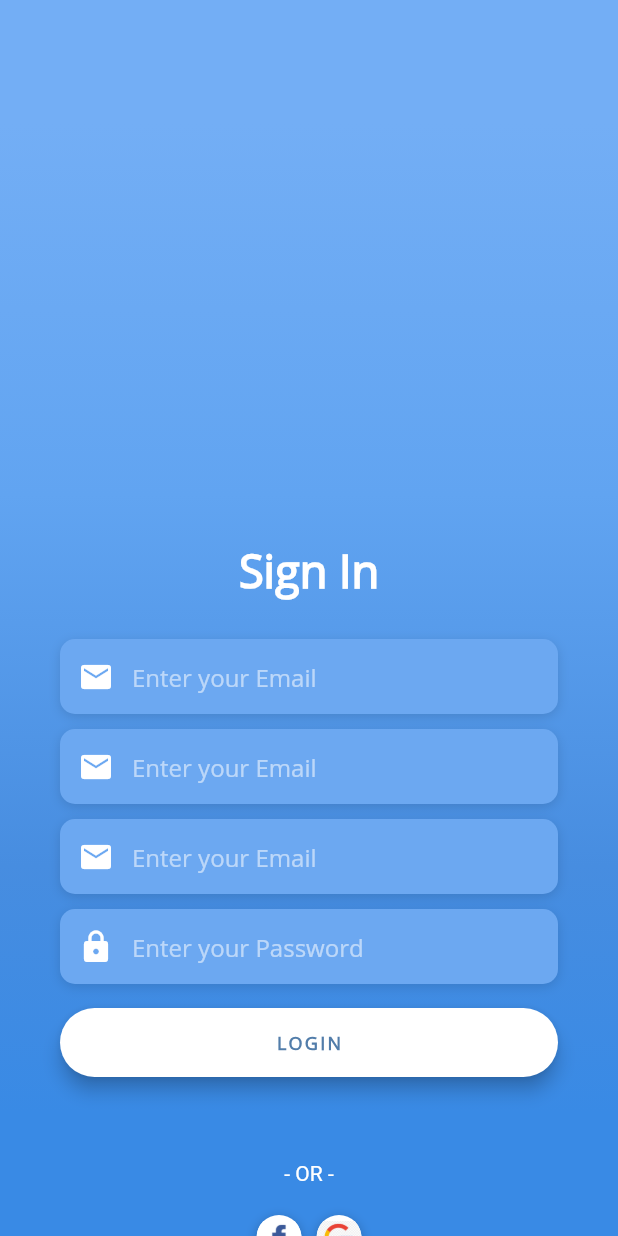
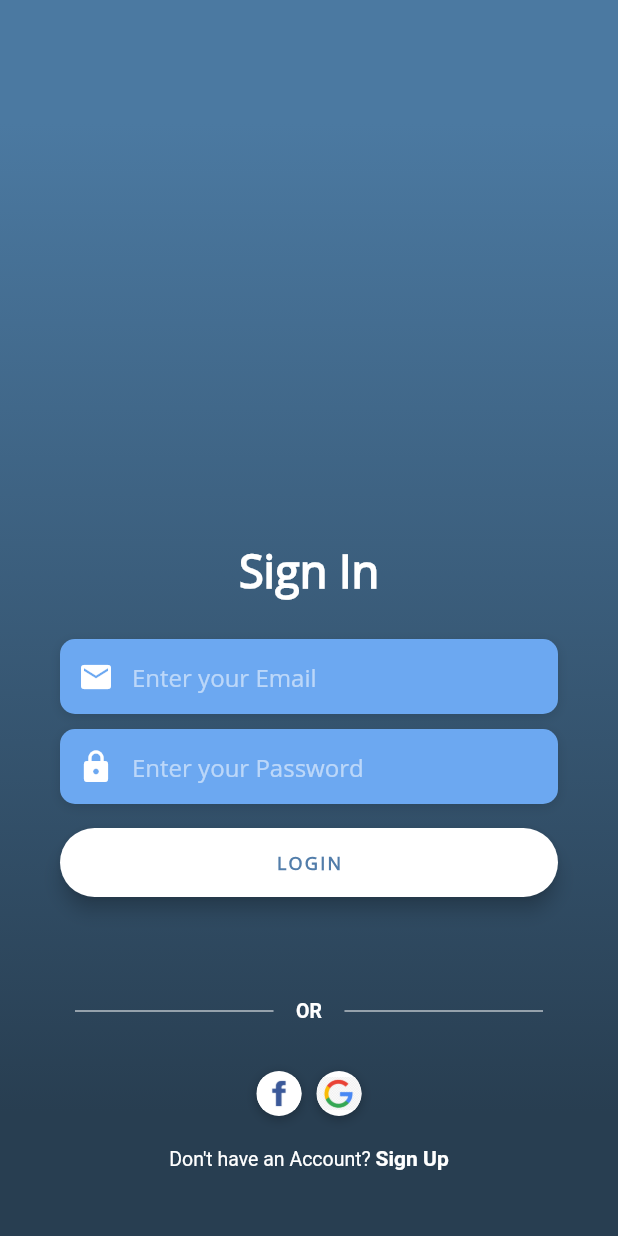
Before and after one commit to espanyoh/mademe-mobile, a Flutter app: the screen it shows after launch, on a phone screen of 412 x 824 dp. Run offline on Flutter 3.47's test engine with Material 2 defaults, Android fonts, the phone set to English and light mode, and no system bars.

Commit message:
rearrange layout to remove bottom screen

```diff
--- a/lib/screens/login_screen.dart
+++ b/lib/screens/login_screen.dart
@@ -94,22 +94,39 @@ class _LoginScreenState extends State<LoginScreen> {
     );
   }
 
-  Widget _buildSignInWithText() {
+  Widget _buildOrDivider() {
     return Column(
       children: <Widget>[
-        SizedBox(height: 40.0),
+        SizedBox(
+          height: 40.0,
+        ),
+        Row(
+          children: <Widget>[
+            Expanded(
+              child: new Container(
+                  margin: const EdgeInsets.only(left: 10.0, right: 15.0),
+                  child: Divider(
+                    color: Colors.white,
+                    height: 40,
+                  )),
+            ),
             Text(
-          '- OR -',
+              "OR",
               style: TextStyle(
                   color: Colors.white,
-            fontWeight: FontWeight.w400,
+                  fontSize: 13.0,
+                  fontWeight: FontWeight.bold),
             ),
+            Expanded(
+              child: new Container(
+                  margin: const EdgeInsets.only(left: 15.0, right: 10.0),
+                  child: Divider(
+                    color: Colors.white,
+                    height: 40,
+                  )),
             ),
-        // SizedBox(height: 20.0),
-        // Text(
-        //   'Sign in with',
-        //   style: kLabelStyle,
-        // ),
+          ],
+        ),
       ],
     );
   }
@@ -195,9 +212,7 @@ class _LoginScreenState extends State<LoginScreen> {
   @override
   Widget build(BuildContext context) {
     return Scaffold(
-      body: AnnotatedRegion<SystemUiOverlayStyle>(
-        value: SystemUiOverlayStyle.light,
-        child: GestureDetector(
+      body: GestureDetector(
         onTap: () => FocusScope.of(context).unfocus(),
         child: Stack(
           children: <Widget>[
@@ -209,12 +224,10 @@ class _LoginScreenState extends State<LoginScreen> {
                   begin: Alignment.topCenter,
                   end: Alignment.bottomCenter,
                   colors: [
-                      Color(0xFF73AEF5),
-                      Color(0xFF61A4F1),
-                      Color(0xFF478DE0),
-                      Color(0xFF398AE5),
+                    Color(0xFF4B79A1),
+                    Color(0xFF283E51),
                   ],
-                    stops: [0.1, 0.4, 0.7, 0.9],
+                  stops: [0.1, 0.9],
                 ),
               ),
             ),
@@ -222,12 +235,8 @@ class _LoginScreenState extends State<LoginScreen> {
               height: double.infinity,
               child: SingleChildScrollView(
                 physics: AlwaysScrollableScrollPhysics(),
-                  padding: EdgeInsets.symmetric(
-                    horizontal: 40.0,
-                    vertical: 360.0,
-                  ),
+                padding: EdgeInsets.only(top: 360.0, left: 40.0, right: 40.0),
                 child: Column(
-                    mainAxisAlignment: MainAxisAlignment.center,
                   children: <Widget>[
                     Text(
                       'Sign In',
@@ -241,32 +250,11 @@ class _LoginScreenState extends State<LoginScreen> {
                     SizedBox(height: 25.0),
                     _buildEmailTF(),
                     SizedBox(height: 10.0),
-                      _buildEmailTF(),
-                      SizedBox(height: 10.0),
-                      _buildEmailTF(),
-                      SizedBox(height: 10.0),
                     _buildPasswordTF(),
                     _buildLoginBtn(),
-                      _buildSignInWithText(),
+                    _buildOrDivider(),
                     _buildSocialBtnRow(),
                     _buildSignupBtn(),
-                      TextField(
-                        keyboardType: TextInputType.emailAddress,
-                        style: TextStyle(
-                          color: Colors.white,
-                          fontFamily: 'OpenSans',
-                        ),
-                        decoration: InputDecoration(
-                          border: InputBorder.none,
-                          contentPadding: EdgeInsets.only(top: 14.0),
-                          prefixIcon: Icon(
-                            Icons.email,
-                            color: Colors.white,
-                          ),
-                          hintText: 'Enter your Email',
-                          hintStyle: kHintTextStyle,
-                        ),
-                      ),
                   ],
                 ),
               ),
@@ -274,7 +262,6 @@ class _LoginScreenState extends State<LoginScreen> {
           ],
         ),
       ),
-      ),
     );
   }
 }
```
Lines whose indentation alone changed are shown as unchanged.
